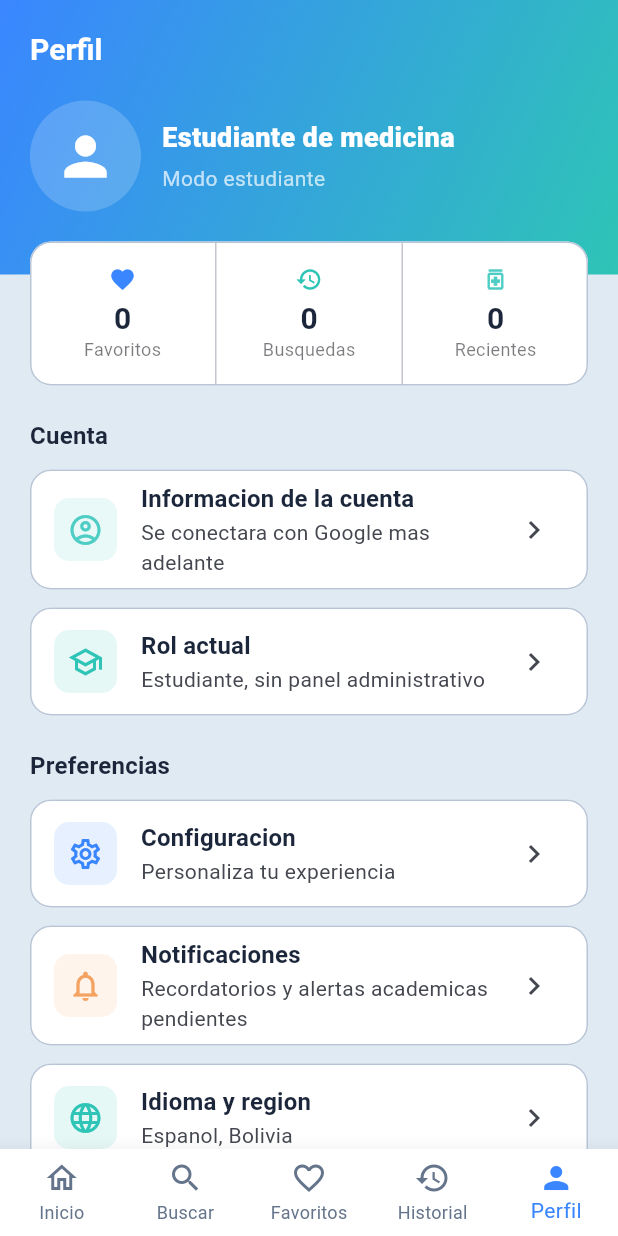
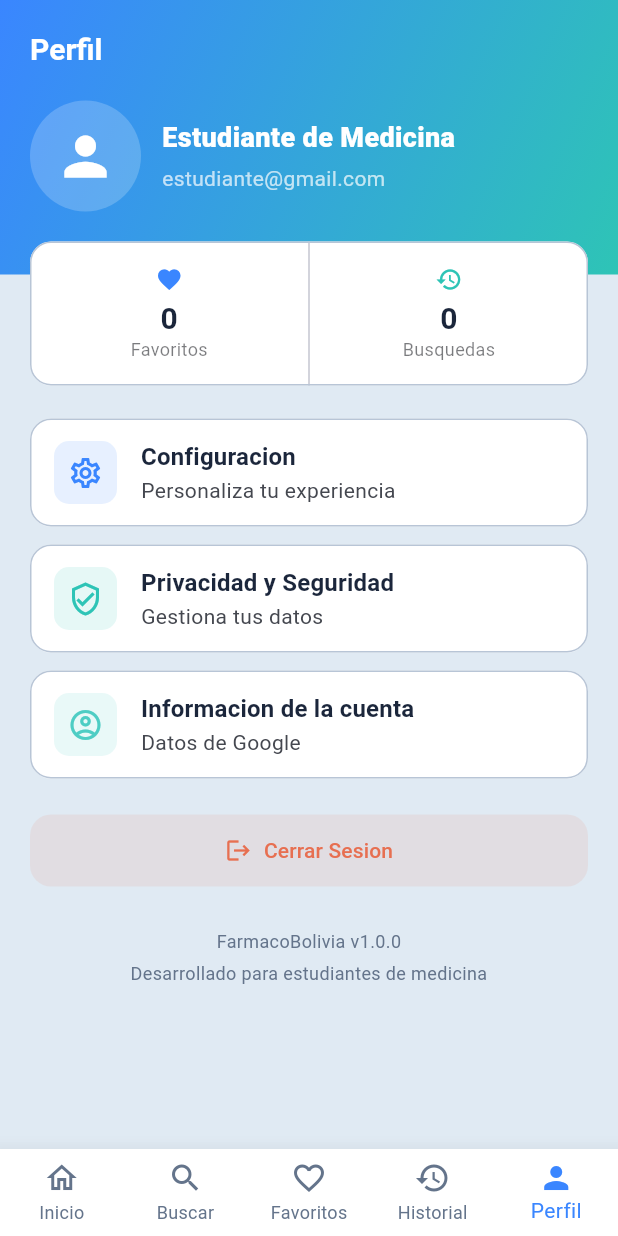
Before and after one commit to VictoriaGrageda/busqueda-semantica-farmacos, a Flutter app: the screen it shows after launch, item 5 of the bottom bar chosen, on a phone screen of 412 x 824 dp. Run offline on Flutter 3.47's test engine with Material 3 defaults, Android fonts, the phone set to English and light mode, and no system bars.

Commit message:
feat: completar perfil y configuracion de estudiante

```diff
--- a/frontend_movil/lib/app/farmaco_search_app.dart
+++ b/frontend_movil/lib/app/farmaco_search_app.dart
@@ -3,8 +3,21 @@ import 'package:flutter/material.dart';
 import '../screens/student/student_shell.dart';
 import 'theme/app_theme.dart';
 
-class FarmacoSearchApp extends StatelessWidget {
+class FarmacoSearchApp extends StatefulWidget {
   const FarmacoSearchApp({super.key});
+
+  @override
+  State<FarmacoSearchApp> createState() => _FarmacoSearchAppState();
+}
+
+class _FarmacoSearchAppState extends State<FarmacoSearchApp> {
+  bool _darkModeEnabled = false;
+
+  void _setDarkMode(bool enabled) {
+    setState(() {
+      _darkModeEnabled = enabled;
+    });
+  }
 
   @override
   Widget build(BuildContext context) {
@@ -12,7 +25,12 @@ class FarmacoSearchApp extends StatelessWidget {
       debugShowCheckedModeBanner: false,
       title: 'FarmaEdu Movil',
       theme: AppTheme.light,
-      home: const StudentShell(),
+      darkTheme: AppTheme.dark,
+      themeMode: _darkModeEnabled ? ThemeMode.dark : ThemeMode.light,
+      home: StudentShell(
+        darkModeEnabled: _darkModeEnabled,
+        onDarkModeChanged: _setDarkMode,
+      ),
     );
   }
 }
--- a/frontend_movil/lib/app/theme/app_theme.dart
+++ b/frontend_movil/lib/app/theme/app_theme.dart
@@ -11,6 +11,12 @@ class AppTheme {
   static const Color muted = Color(0xFFF3F6FA);
   static const Color warning = Color(0xFFF4A261);
   static const Color danger = Color(0xFFE76F51);
+
+  static const Color darkBackground = Color(0xFF0F1419);
+  static const Color darkForeground = Color(0xFFFFFFFF);
+  static const Color darkSurface = Color(0xFF1E2938);
+  static const Color darkBorder = Color(0xFF374151);
+  static const Color darkMuted = Color(0xFF2A3F54);
 
   static ThemeData get light {
     final colorScheme = ColorScheme.fromSeed(
@@ -99,4 +105,92 @@ class AppTheme {
       ),
     );
   }
+
+  static ThemeData get dark {
+    final colorScheme = ColorScheme.fromSeed(
+      seedColor: primary,
+      brightness: Brightness.dark,
+      primary: primary,
+      secondary: secondary,
+      surface: darkSurface,
+      error: danger,
+    );
+
+    return ThemeData(
+      useMaterial3: true,
+      colorScheme: colorScheme,
+      scaffoldBackgroundColor: darkBackground,
+      primaryColor: primary,
+      fontFamily: 'Roboto',
+      appBarTheme: const AppBarTheme(
+        backgroundColor: Colors.transparent,
+        foregroundColor: darkForeground,
+        elevation: 0,
+        centerTitle: false,
+      ),
+      cardTheme: CardThemeData(
+        color: darkSurface,
+        elevation: 0,
+        margin: EdgeInsets.zero,
+        shape: RoundedRectangleBorder(
+          borderRadius: BorderRadius.circular(14),
+          side: const BorderSide(color: darkBorder),
+        ),
+      ),
+      bottomNavigationBarTheme: const BottomNavigationBarThemeData(
+        backgroundColor: darkSurface,
+        selectedItemColor: primary,
+        unselectedItemColor: Color(0xFFD1D5DB),
+        type: BottomNavigationBarType.fixed,
+        elevation: 12,
+      ),
+      elevatedButtonTheme: ElevatedButtonThemeData(
+        style: ElevatedButton.styleFrom(
+          backgroundColor: primary,
+          foregroundColor: Colors.white,
+          elevation: 0,
+          shape: RoundedRectangleBorder(
+            borderRadius: BorderRadius.circular(14),
+          ),
+          padding: const EdgeInsets.symmetric(horizontal: 18, vertical: 14),
+        ),
+      ),
+      inputDecorationTheme: InputDecorationTheme(
+        filled: true,
+        fillColor: darkMuted,
+        hintStyle: const TextStyle(color: Color(0xFFD1D5DB)),
+        prefixIconColor: const Color(0xFFD1D5DB),
+        border: OutlineInputBorder(
+          borderRadius: BorderRadius.circular(12),
+          borderSide: const BorderSide(color: darkBorder),
+        ),
+        enabledBorder: OutlineInputBorder(
+          borderRadius: BorderRadius.circular(12),
+          borderSide: const BorderSide(color: darkBorder),
+        ),
+        focusedBorder: OutlineInputBorder(
+          borderRadius: BorderRadius.circular(12),
+          borderSide: const BorderSide(color: primary, width: 2),
+        ),
+      ),
+      textTheme: const TextTheme(
+        headlineSmall: TextStyle(
+          color: darkForeground,
+          fontSize: 24,
+          fontWeight: FontWeight.w700,
+        ),
+        titleLarge: TextStyle(
+          color: darkForeground,
+          fontSize: 20,
+          fontWeight: FontWeight.w700,
+        ),
+        titleMedium: TextStyle(
+          color: darkForeground,
+          fontSize: 16,
+          fontWeight: FontWeight.w700,
+        ),
+        bodyMedium: TextStyle(color: darkForeground, fontSize: 14),
+      ),
+    );
+  }
 }
--- a/frontend_movil/lib/screens/student/profile_page.dart
+++ b/frontend_movil/lib/screens/student/profile_page.dart
@@ -7,13 +7,13 @@ class ProfilePage extends StatelessWidget {
   const ProfilePage({
     required this.favoriteCount,
     required this.historyCount,
-    required this.recentCount,
+    required this.onSettingsTap,
     super.key,
   });
 
   final int favoriteCount;
   final int historyCount;
-  final int recentCount;
+  final VoidCallback onSettingsTap;
 
   @override
   Widget build(BuildContext context) {
@@ -38,7 +38,7 @@ class ProfilePage extends StatelessWidget {
                     Container(
                       padding: const EdgeInsets.all(16),
                       decoration: BoxDecoration(
-                        color: Colors.white.withOpacity(0.18),
+                        color: Colors.white.withOpacity(0.2),
                         shape: BoxShape.circle,
                       ),
                       child: const Icon(
@@ -53,7 +53,7 @@ class ProfilePage extends StatelessWidget {
                         crossAxisAlignment: CrossAxisAlignment.start,
                         children: [
                           Text(
-                            'Estudiante de medicina',
+                            'Estudiante de Medicina',
                             style: TextStyle(
                               color: Colors.white,
                               fontSize: 18,
@@ -62,7 +62,7 @@ class ProfilePage extends StatelessWidget {
                           ),
                           SizedBox(height: 4),
                           Text(
-                            'Modo estudiante',
+                            'estudiante@gmail.com',
                             style: TextStyle(color: Colors.white70),
                           ),
                         ],
@@ -89,22 +89,13 @@ class ProfilePage extends StatelessWidget {
                           color: AppTheme.primary,
                         ),
                       ),
-                      VerticalDivider(width: 1),
+                      const VerticalDivider(width: 1),
                       Expanded(
                         child: _ProfileMetric(
                           icon: Icons.history,
                           value: '$historyCount',
                           label: 'Busquedas',
                           color: AppTheme.secondary,
-                        ),
-                      ),
-                      VerticalDivider(width: 1),
-                      Expanded(
-                        child: _ProfileMetric(
-                          icon: Icons.medication_outlined,
-                          value: '$recentCount',
-                          label: 'Recientes',
-                          color: AppTheme.accent,
                         ),
                       ),
                     ],
@@ -116,97 +107,61 @@ class ProfilePage extends StatelessWidget {
           Padding(
             padding: const EdgeInsets.fromLTRB(20, 0, 20, 24),
             child: Column(
-              crossAxisAlignment: CrossAxisAlignment.start,
-              children: const [
-                _ProfileSectionTitle('Cuenta'),
-                SizedBox(height: 10),
-                _ProfileAction(
-                  icon: Icons.account_circle_outlined,
-                  title: 'Informacion de la cuenta',
-                  subtitle: 'Se conectara con Google mas adelante',
-                  color: AppTheme.accent,
-                ),
-                SizedBox(height: 12),
-                _ProfileAction(
-                  icon: Icons.school_outlined,
-                  title: 'Rol actual',
-                  subtitle: 'Estudiante, sin panel administrativo',
-                  color: AppTheme.secondary,
-                ),
-                SizedBox(height: 22),
-                _ProfileSectionTitle('Preferencias'),
-                SizedBox(height: 10),
+              children: [
                 _ProfileAction(
                   icon: Icons.settings_outlined,
                   title: 'Configuracion',
                   subtitle: 'Personaliza tu experiencia',
                   color: AppTheme.primary,
+                  onTap: onSettingsTap,
                 ),
-                SizedBox(height: 12),
-                _ProfileAction(
-                  icon: Icons.notifications_outlined,
-                  title: 'Notificaciones',
-                  subtitle: 'Recordatorios y alertas academicas pendientes',
-                  color: AppTheme.warning,
-                ),
-                SizedBox(height: 12),
-                _ProfileAction(
-                  icon: Icons.language_outlined,
-                  title: 'Idioma y region',
-                  subtitle: 'Espanol, Bolivia',
+                const SizedBox(height: 12),
+                const _ProfileAction(
+                  icon: Icons.verified_user_outlined,
+                  title: 'Privacidad y Seguridad',
+                  subtitle: 'Gestiona tus datos',
                   color: AppTheme.secondary,
                 ),
-                SizedBox(height: 22),
-                _ProfileSectionTitle('Seguridad'),
-                SizedBox(height: 10),
-                _ProfileAction(
-                  icon: Icons.verified_user_outlined,
-                  title: 'Privacidad y seguridad',
-                  subtitle: 'Gestion de datos cuando exista login',
-                  color: AppTheme.secondary,
-                ),
-                SizedBox(height: 12),
-                _ProfileAction(
-                  icon: Icons.login_outlined,
-                  title: 'Inicio de sesion con Google',
-                  subtitle: 'Pendiente para una siguiente etapa',
-                  color: AppTheme.primary,
-                ),
-                SizedBox(height: 22),
-                _ProfileSectionTitle('Informacion'),
-                SizedBox(height: 10),
-                _ProfileAction(
-                  icon: Icons.info_outline,
-                  title: 'Acerca de FarmaEdu',
-                  subtitle: 'Apoyo academico para busqueda farmacologica',
+                const SizedBox(height: 12),
+                const _ProfileAction(
+                  icon: Icons.account_circle_outlined,
+                  title: 'Informacion de la cuenta',
+                  subtitle: 'Datos de Google',
                   color: AppTheme.accent,
                 ),
-                SizedBox(height: 24),
-                Text(
-                  'FarmaEdu Movil v1.0.0',
+                const SizedBox(height: 24),
+                SizedBox(
+                  width: double.infinity,
+                  child: TextButton.icon(
+                    onPressed: () {},
+                    icon: const Icon(Icons.logout),
+                    label: const Text('Cerrar Sesion'),
+                    style: TextButton.styleFrom(
+                      foregroundColor: AppTheme.danger,
+                      backgroundColor: AppTheme.danger.withOpacity(0.1),
+                      padding: const EdgeInsets.symmetric(vertical: 14),
+                      shape: RoundedRectangleBorder(
+                        borderRadius: BorderRadius.circular(14),
+                      ),
+                    ),
+                  ),
+                ),
+                const SizedBox(height: 28),
+                const Text(
+                  'FarmacoBolivia v1.0.0',
+                  textAlign: TextAlign.center,
+                  style: TextStyle(fontSize: 12, color: Color(0xFF64748B)),
+                ),
+                const SizedBox(height: 4),
+                const Text(
+                  'Desarrollado para estudiantes de medicina',
+                  textAlign: TextAlign.center,
                   style: TextStyle(fontSize: 12, color: Color(0xFF64748B)),
                 ),
               ],
             ),
           ),
         ],
-      ),
-    );
-  }
-}
-
-class _ProfileSectionTitle extends StatelessWidget {
-  const _ProfileSectionTitle(this.text);
-
-  final String text;
-
-  @override
-  Widget build(BuildContext context) {
-    return Align(
-      alignment: Alignment.centerLeft,
-      child: Text(
-        text,
-        style: Theme.of(context).textTheme.titleMedium,
       ),
     );
   }
@@ -233,17 +188,11 @@ class _ProfileMetric extends StatelessWidget {
         children: [
           Icon(icon, color: color, size: 18),
           const SizedBox(height: 4),
-          Text(
-            value,
-            style: Theme.of(context).textTheme.titleLarge,
-          ),
+          Text(value, style: Theme.of(context).textTheme.titleLarge),
           Text(
             label,
             style: TextStyle(
-              color: Theme.of(context)
-                  .colorScheme
-                  .onSurface
-                  .withOpacity(0.58),
+              color: Theme.of(context).colorScheme.onSurface.withOpacity(0.58),
               fontSize: 12,
             ),
           ),
@@ -259,17 +208,20 @@ class _ProfileAction extends StatelessWidget {
     required this.title,
     required this.subtitle,
     required this.color,
+    this.onTap,
   });
 
   final IconData icon;
   final String title;
   final String subtitle;
   final Color color;
+  final VoidCallback? onTap;
 
   @override
   Widget build(BuildContext context) {
     return Card(
       child: ListTile(
+        onTap: onTap,
         leading: Container(
           padding: const EdgeInsets.all(9),
           decoration: BoxDecoration(
@@ -280,7 +232,6 @@ class _ProfileAction extends StatelessWidget {
         ),
         title: Text(title, style: Theme.of(context).textTheme.titleMedium),
         subtitle: Text(subtitle),
-        trailing: const Icon(Icons.chevron_right),
       ),
     );
   }
--- a/frontend_movil/lib/screens/student/student_shell.dart
+++ b/frontend_movil/lib/screens/student/student_shell.dart
@@ -8,10 +8,18 @@ import 'favorites_page.dart';
 import 'history_page.dart';
 import 'medicine_detail_page.dart';
 import 'profile_page.dart';
+import 'settings_page.dart';
 import 'student_dashboard_page.dart';
 
 class StudentShell extends StatefulWidget {
-  const StudentShell({super.key});
+  const StudentShell({
+    required this.darkModeEnabled,
+    required this.onDarkModeChanged,
+    super.key,
+  });
+
+  final bool darkModeEnabled;
+  final ValueChanged<bool> onDarkModeChanged;
 
   @override
   State<StudentShell> createState() => _StudentShellState();
@@ -110,6 +118,18 @@ class _StudentShellState extends State<StudentShell> {
     return '${medicine.name}|${medicine.activeIngredient}'.toLowerCase();
   }
 
+  void _openSettings() {
+    Navigator.of(context).push(
+      MaterialPageRoute<void>(
+        builder: (_) => SettingsPage(
+          darkModeEnabled: widget.darkModeEnabled,
+          onDarkModeChanged: widget.onDarkModeChanged,
+          onClearHistory: _clearHistory,
+        ),
+      ),
+    );
+  }
+
   @override
   Widget build(BuildContext context) {
     final pages = [
@@ -138,7 +158,7 @@ class _StudentShellState extends State<StudentShell> {
       ProfilePage(
         favoriteCount: _favoritesByKey.length,
         historyCount: _history.length,
-        recentCount: _recentMedicines.length,
+        onSettingsTap: _openSettings,
       ),
     ];
 
```
Also changed, not shown: frontend_movil/lib/data/student_reference_data.dart (+11 -1 lines), frontend_movil/lib/screens/student/settings_page.dart (added, +355 -0 lines), frontend_movil/lib/screens/student/student_dashboard_page.dart (+18 -16 lines).
